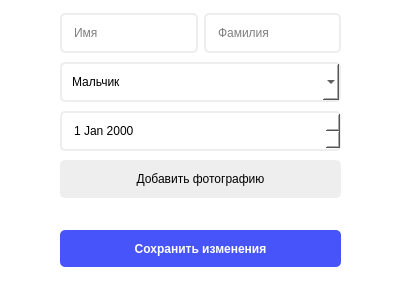
Above: ui/edit_profile.ui from OCCCAS/Yandex before the change. Below: the same form after it.
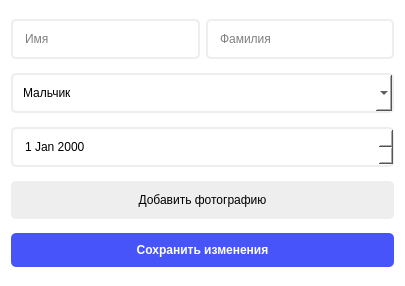
That is the form after the change.

The edit to the form file:
```diff
--- a/ui/edit_profile.ui
+++ b/ui/edit_profile.ui
@@ -6,8 +6,8 @@
    <rect>
     <x>0</x>
     <y>0</y>
-    <width>398</width>
-    <height>300</height>
+    <width>405</width>
+    <height>286</height>
    </rect>
   </property>
   <property name="windowTitle">
@@ -16,42 +16,6 @@
   <property name="styleSheet">
    <string notr="true">background-color: white;</string>
   </property>
-  <widget class="QPushButton" name="btn_save_edits">
-   <property name="geometry">
-    <rect>
-     <x>60</x>
-     <y>230</y>
-     <width>281</width>
-     <height>37</height>
-    </rect>
-   </property>
-   <property name="font">
-    <font>
-     <weight>75</weight>
-     <bold>true</bold>
-    </font>
-   </property>
-   <property name="styleSheet">
-    <string notr="true">padding: 10px;
-background-color: #4654f9;
-border-width: 2px;
-border-radius: 5px;
-color: white;
-</string>
-   </property>
-   <property name="text">
-    <string>Сохранить изменения</string>
-   </property>
-  </widget>
-  <widget class="QWidget" name="verticalLayoutWidget">
-   <property name="geometry">
-    <rect>
-     <x>60</x>
-     <y>10</y>
-     <width>281</width>
-     <height>192</height>
-    </rect>
-   </property>
    <layout class="QVBoxLayout" name="verticalLayout">
     <item>
      <layout class="QHBoxLayout" name="horizontalLayout">
@@ -140,8 +104,28 @@
       </property>
      </widget>
     </item>
-   </layout>
-  </widget>
+   <item>
+    <widget class="QPushButton" name="btn_save_edits">
+     <property name="font">
+      <font>
+       <weight>75</weight>
+       <bold>true</bold>
+      </font>
+     </property>
+     <property name="styleSheet">
+      <string notr="true">padding: 10px;
+background-color: #4654f9;
+border-width: 2px;
+border-radius: 5px;
+color: white;
+</string>
+     </property>
+     <property name="text">
+      <string>Сохранить изменения</string>
+     </property>
+    </widget>
+   </item>
+  </layout>
  </widget>
  <resources/>
  <connections/>
```
Lines whose indentation alone changed are shown as unchanged.
